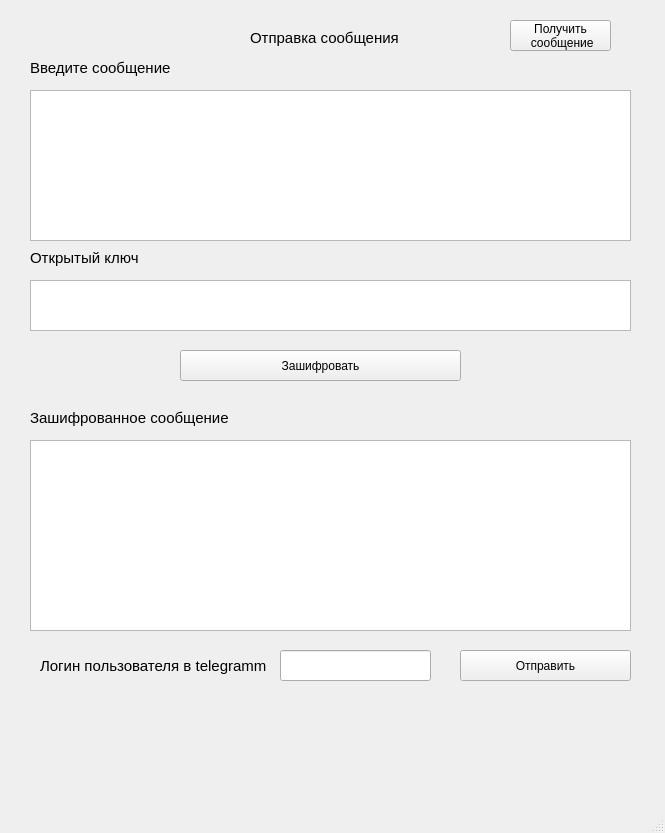
Old version of the form UI/client.ui in the repository Scykorr/dmitr_community_encrypt.
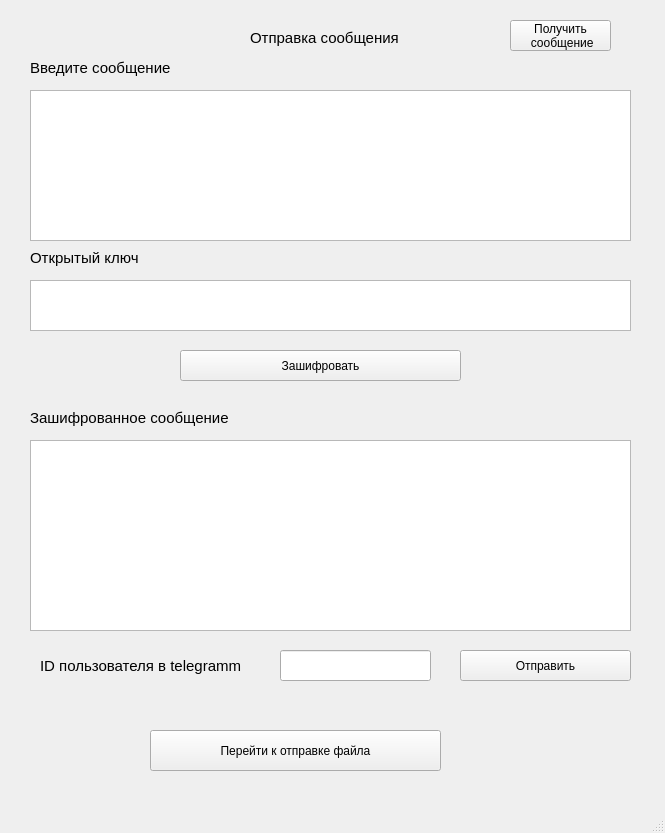
New version of the form. The open tabs and pages were chosen to show the change.

What changed in the file:
```diff
--- a/UI/client.ui
+++ b/UI/client.ui
@@ -166,7 +166,7 @@
        </font>
       </property>
       <property name="text">
-       <string>Логин пользователя в telegramm</string>
+       <string>ID пользователя в telegramm</string>
       </property>
      </widget>
      <widget class="QPlainTextEdit" name="plainTextEdit_public_key_on_get">
@@ -197,6 +197,19 @@
        <string>Открытый ключ</string>
       </property>
      </widget>
+     <widget class="QPushButton" name="pushButton_let_file_window">
+      <property name="geometry">
+       <rect>
+        <x>130</x>
+        <y>710</y>
+        <width>291</width>
+        <height>41</height>
+       </rect>
+      </property>
+      <property name="text">
+       <string>Перейти к отправке файла</string>
+      </property>
+     </widget>
     </widget>
     <widget class="QWidget" name="page_2">
      <widget class="QLabel" name="label_7">
```
Left out of the diff: 4 changed lines with no effect on the pictures.
